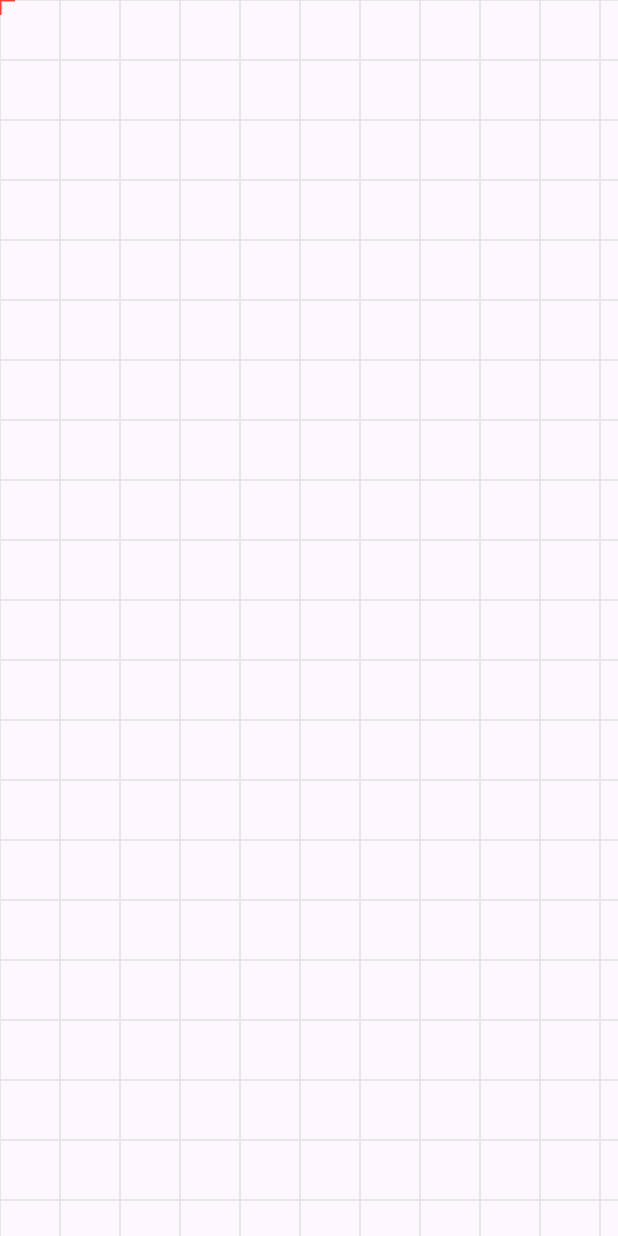
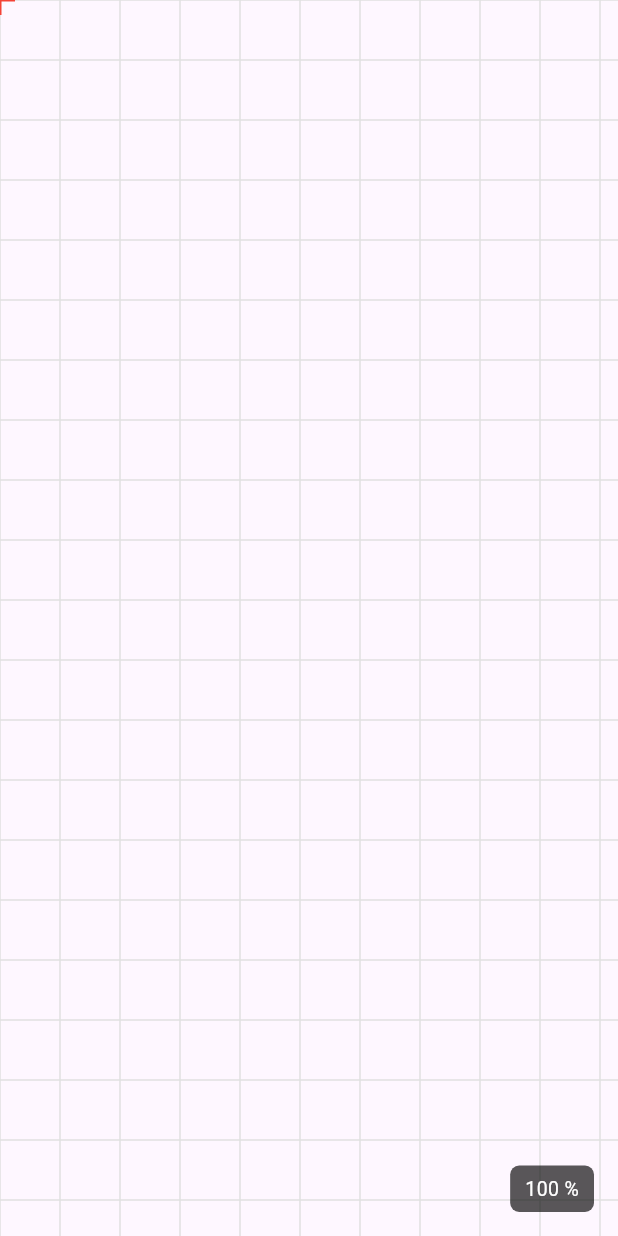
Before and after one commit to jadjay/diagramme, a Flutter app: the screen it shows after launch, on a phone screen of 412 x 824 dp. Run offline on Flutter 3.47's test engine with Material 3 defaults, Android fonts, the light colour scheme and no system bars.

Commit message:
feat: display canvas zoom level

```diff
--- a/lib/main.dart
+++ b/lib/main.dart
@@ -141,7 +141,9 @@ class _GridCanvasState extends State<GridCanvas> {
   Widget build(BuildContext context) {
     /// GestureDetector permet d'intercepter les gestes utilisateur :
     /// clic, glisser, double clic, etc.
-    return Listener(
+    return Stack(
+        children: [
+            Listener(
       // Listener reçoit les événements "bas niveau" de la souris.
       //
       // Ici, on s'intéresse notamment à PointerScrollEvent,
@@ -207,7 +209,40 @@ class _GridCanvasState extends State<GridCanvas> {
         ),
       ),
     )
-    );
+
+        ),
+
+    // Petit indicateur de zoom affiché au-dessus du canevas.
+    //
+    // Positioned permet de placer précisément un widget
+    // dans le Stack.
+    Positioned(
+      right: 16,
+      bottom: 16,
+      child: Container(
+        padding: const EdgeInsets.symmetric(
+          horizontal: 10,
+          vertical: 6,
+        ),
+        decoration: BoxDecoration(
+          color: Colors.black.withValues(alpha: 0.65),
+          borderRadius: BorderRadius.circular(6),
+        ),
+        child: Text(
+          // scale vaut par exemple :
+          // 1.0  -> 100 %
+          // 1.5  -> 150 %
+          // 0.75 -> 75 %
+          '${(scale * 100).round()} %',
+          style: const TextStyle(
+            color: Colors.white,
+            fontSize: 13,
+          ),
+        ),
+      ),
+    ),
+  ],
+);
   }
 }
 
```
